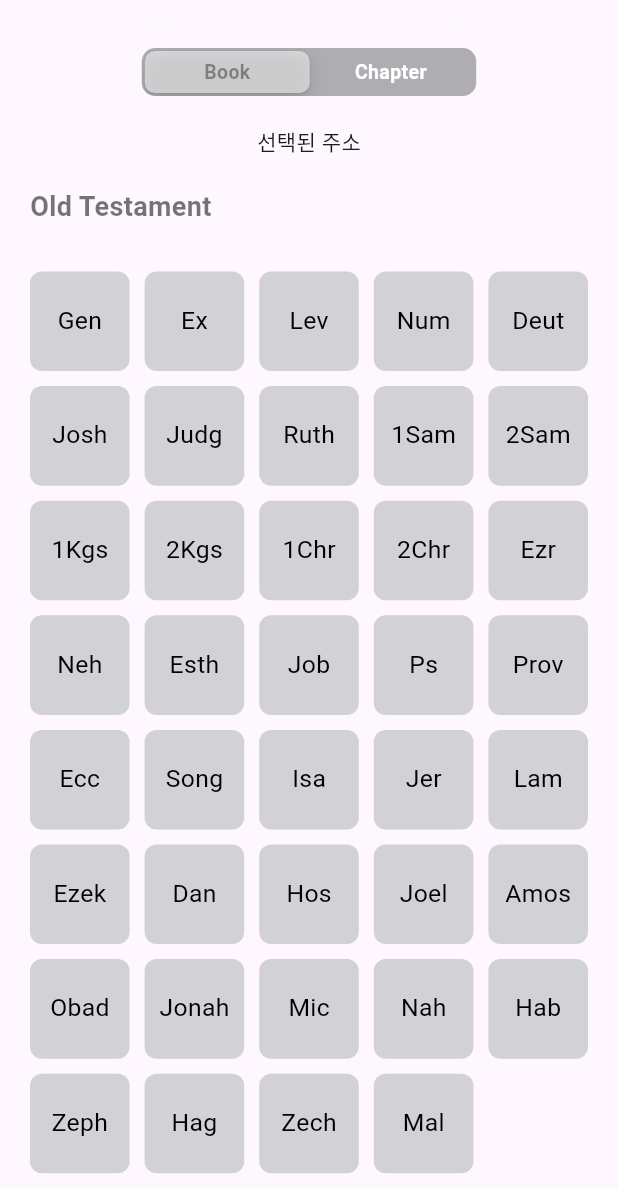
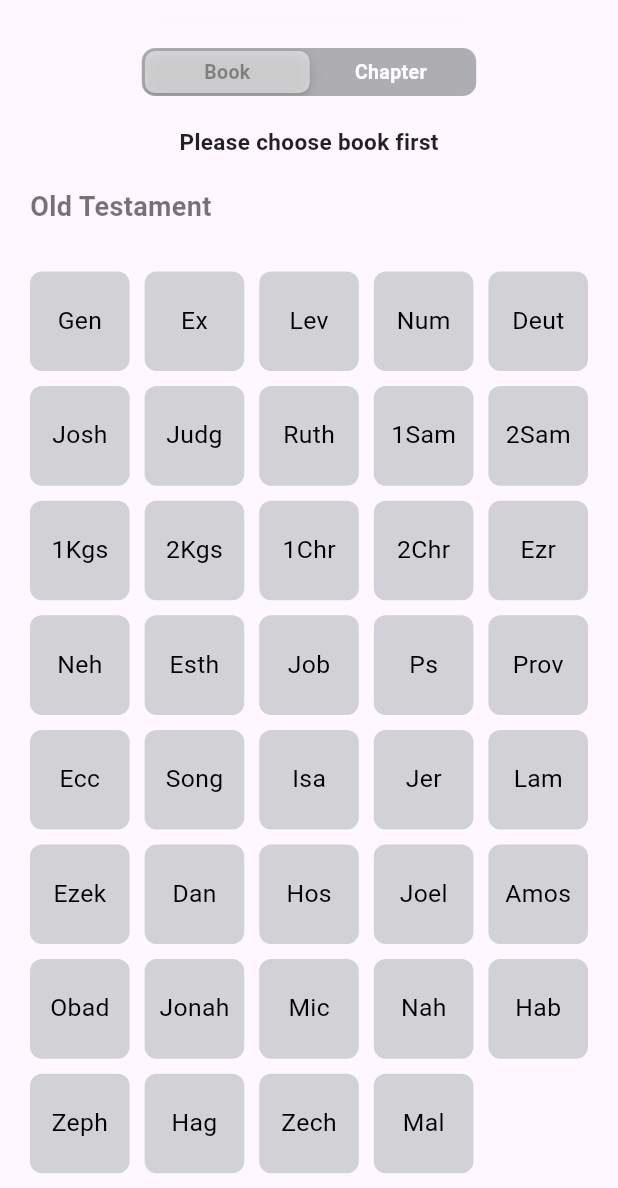
Before and after one commit to ashjang/LordBible_flutter, a Flutter app: the BibleSelect screen opened directly, on a phone screen of 412 x 824 dp, the part 48-1236 px from its top. Run offline on Flutter 3.47's test engine with Material 3 defaults, Android fonts, the phone set to English and light mode, and no system bars; our stand-ins replace firebase_core, firebase_database, get; accounts and stored records are empty; generated files the repository leaves out were written again.

Commit message:
[add]: bible_select_chapter
- 말씀 구절 택하는 화면에서 chapter 선택하기

```diff
--- a/lib/src/pages/bible_select.dart
+++ b/lib/src/pages/bible_select.dart
@@ -1,6 +1,8 @@
 import 'package:flutter/cupertino.dart';
 import 'package:flutter/material.dart';
 import 'package:lord_bible/src/controller/bible_select_book.dart';
+import 'package:lord_bible/src/controller/bible_select_chapter.dart';
+import 'package:lord_bible/src/data/bible_data.dart';
 
 class BibleSelect extends StatefulWidget {
   const BibleSelect({super.key});
@@ -11,10 +13,9 @@ class BibleSelect extends StatefulWidget {
 
 class _BibleSelectState extends State<BibleSelect> {
   int _selectedSegment = 0;
-  String? address = "선택된 주소";
+  String? address = "Please choose book first";
   String? selectedBook;
-  int? chapter;
-  int? verse;
+  int? selectedChapter;
 
   Widget segmentView() {
     switch (_selectedSegment) {
@@ -24,13 +25,24 @@ class _BibleSelectState extends State<BibleSelect> {
           onBookedSelected: (book) {
             setState(() {
               selectedBook = book;
-              address = "$book";
+              selectedChapter = null;
+              address = "book: $book";
               _selectedSegment = 1;
             });
           },
         );
       case 1:
-        return Center(child: Text('Chapter'),);
+        return BibleSelectChapter(
+          selectedBook: selectedBook,
+          chapterCount: selectedBook != null ? bibleData[selectedBook]! : 0,
+          selectedChapter: selectedChapter,
+          onChapterSelected: (chapter) {
+            setState(() {
+              selectedChapter = chapter;
+              address = "book: $selectedBook\nchapter: $chapter";
+            });
+          },
+        );
       default:
         return Center(child: Text('Unknown'),);
     }
@@ -85,7 +97,7 @@ class _BibleSelectState extends State<BibleSelect> {
             ),
           ),
 
-          Text("${address}"),
+          Text("${address}", style: TextStyle(fontSize: 15, fontWeight: FontWeight.bold, color: Colors.black87),),
           SizedBox(height: 10,),
           Expanded(child: segmentView())
         ],
```
Also changed, not shown: lib/src/controller/bible_select_chapter.dart (added, +72 -0 lines).
